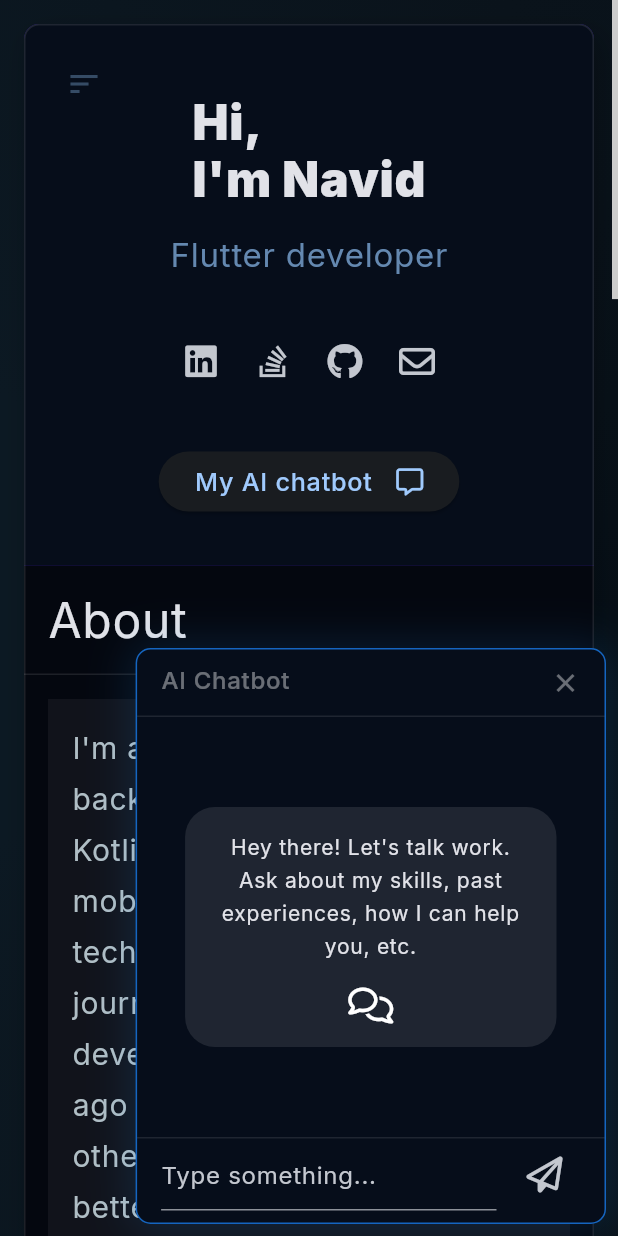
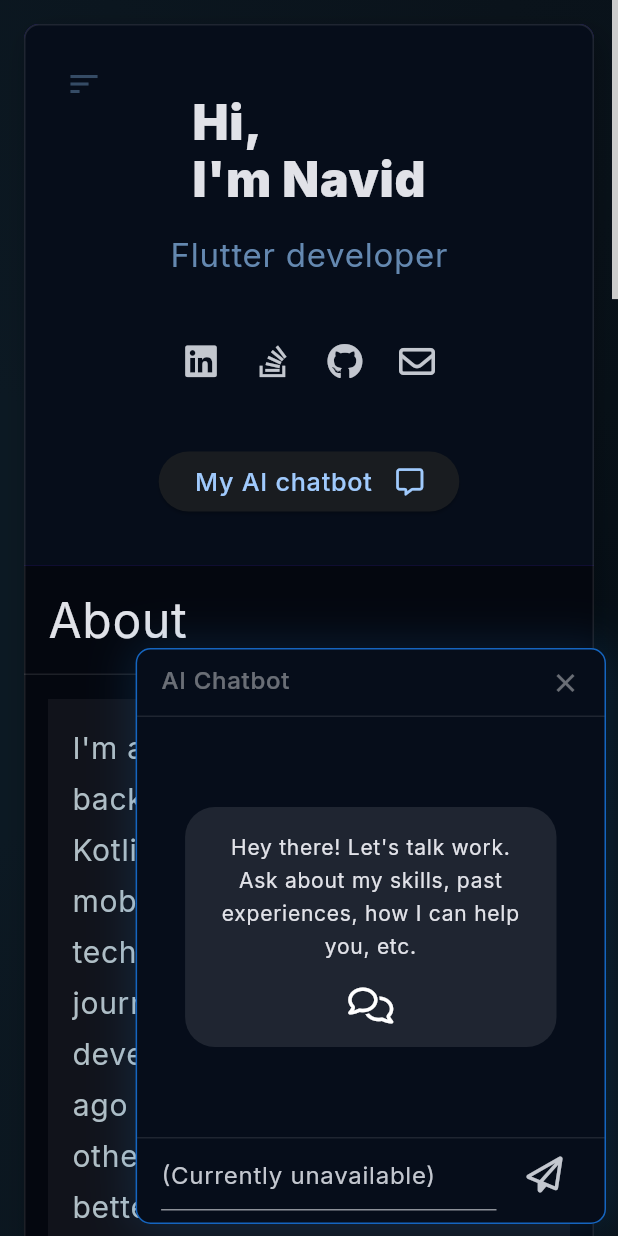
Before and after one commit to navidprox/dev, a Flutter app: the screen it shows after launch, after a tap on "My AI chatbot", on a phone screen of 412 x 824 dp. Run offline on Flutter 3.47's test engine with Material 3 defaults, Android fonts, the phone set to English and light mode, and no system bars; our stand-ins replace font_awesome_flutter, freezed_annotation, google_fonts, hive, shared_preferences; accounts and stored records are empty.

Commit message:
Project Icon

```diff
--- a/lib/config/content.dart
+++ b/lib/config/content.dart
@@ -54,7 +54,7 @@
   final String chatEmptyMessage =
       "Hey there! Let's talk work. Ask about my skills, "
       "past experiences, how I can help you, etc.";
-  final String chatFieldHint = 'Type something...';
+  final String chatFieldHint = '(Currently unavailable)';
 
   late final Map<HomeTab, String> homeTabTitles = Map.fromEntries(
     HomeTab.values.map(
--- a/lib/ui/home/home_page.dart
+++ b/lib/ui/home/home_page.dart
@@ -592,7 +592,7 @@
   State<_TechStack> createState() => _TechStackState();
 }
 
-class _TechStackState extends State<_TechStack> with DisposableState{
+class _TechStackState extends State<_TechStack> with DisposableState {
   late final controller = disposable(ScrollController());
 
   bool isCloud = false;
@@ -739,7 +739,7 @@
   State<_Projects> createState() => _ProjectsState();
 }
 
-class _ProjectsState extends State<_Projects> with DisposableState{
+class _ProjectsState extends State<_Projects> with DisposableState {
   late final controller = disposable(ScrollController());
 
   @override
@@ -806,8 +806,22 @@
               spacing: 8.0,
               children: [
                 Expanded(
-                  child: Text(
-                    widget.project.title,
+                  child: Text.rich(
+                    TextSpan(
+                      children: [
+                        TextSpan(text: widget.project.title),
+                        if (widget.project.imageAssets.isNotEmpty || widget.project.links.isNotEmpty) ...[
+                          TextSpan(text: ' '),
+                          WidgetSpan(
+                            child: FaIcon(
+                              FontAwesomeIcons.fileImage,
+                              size: 17,
+                              color: containerRightBackgroundColor.contrastWB().withValues(alpha: 0.8),
+                            ),
+                          ),
+                        ],
+                      ],
+                    ),
                     style: (Theme.of(context).textTheme.titleLarge ?? const TextStyle()).copyWith(
                       color: containerRightBackgroundColor.contrastWB().withValues(alpha: 0.8),
                       height: 1.6,
```
